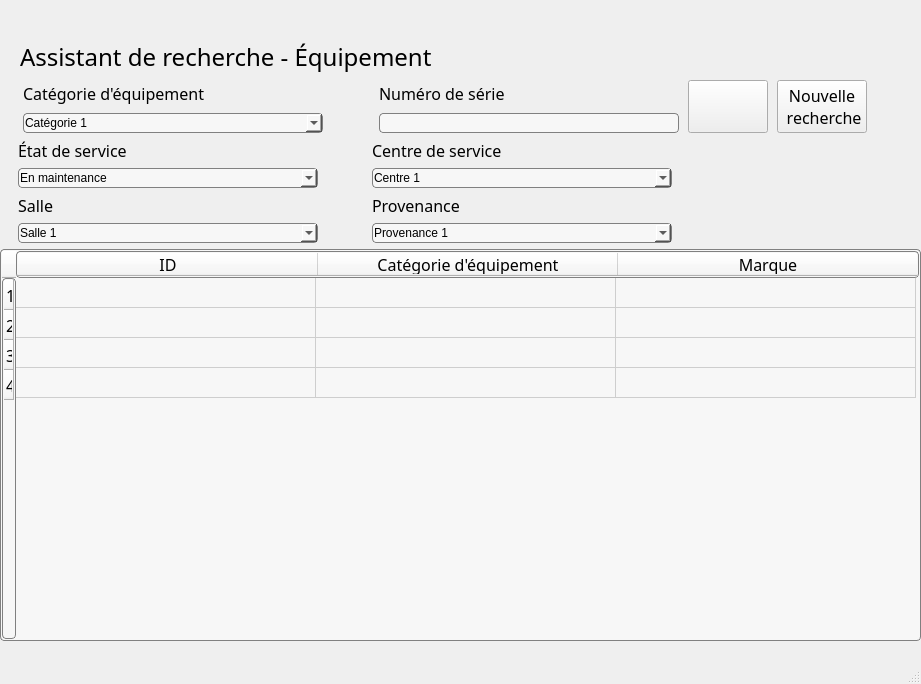
This is Interface/FenêtresEnUI/fenetreRechEquip.ui in ProjetPC2/SIMM2.0-DEV as Qt 5 draws it before an edit. The edited form follows.
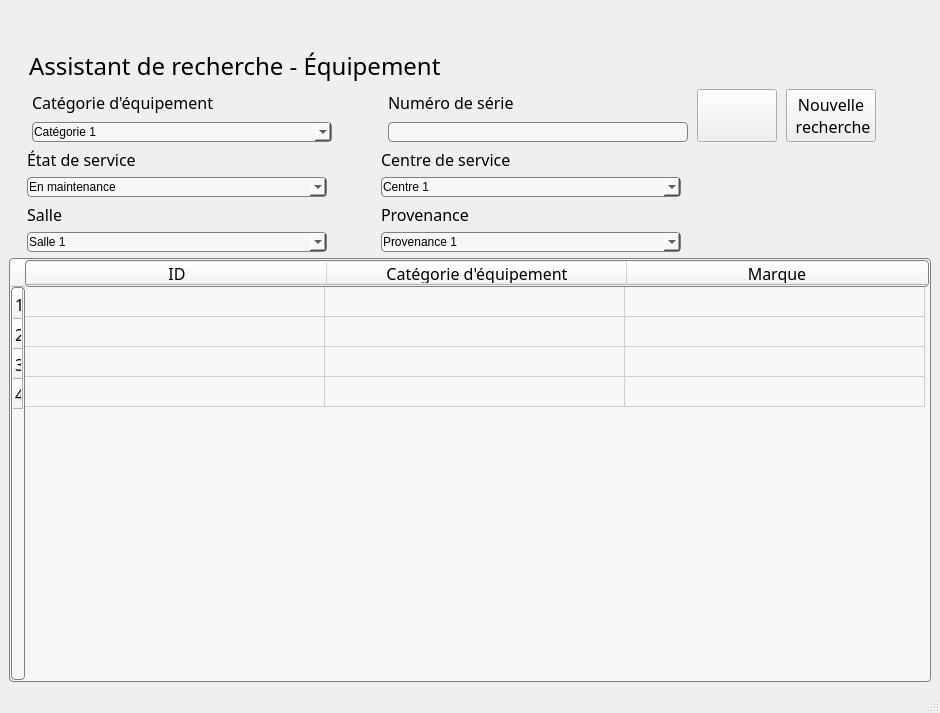
This is the edited form. Icons and pictures are not drawn.

Diff of the .ui file:
```diff
--- a/Interface/FenêtresEnUI/fenetreRechEquip.ui
+++ b/Interface/FenêtresEnUI/fenetreRechEquip.ui
@@ -6,23 +6,16 @@
    <rect>
     <x>0</x>
     <y>0</y>
-    <width>921</width>
-    <height>684</height>
+    <width>940</width>
+    <height>713</height>
    </rect>
   </property>
   <property name="windowTitle">
    <string>MainWindow</string>
   </property>
   <widget class="QWidget" name="centralwidget">
-   <widget class="QWidget" name="verticalLayoutWidget">
-    <property name="geometry">
-     <rect>
-      <x>0</x>
-      <y>0</y>
-      <width>921</width>
-      <height>641</height>
-     </rect>
-    </property>
+   <layout class="QVBoxLayout" name="verticalLayout_2">
+    <item>
     <layout class="QVBoxLayout" name="verticalLayout">
      <item>
       <layout class="QGridLayout" name="gridLayout_6">
@@ -632,17 +625,8 @@
       </layout>
      </item>
     </layout>
-   </widget>
-  </widget>
-  <widget class="QMenuBar" name="menubar">
-   <property name="geometry">
-    <rect>
-     <x>0</x>
-     <y>0</y>
-     <width>921</width>
-     <height>22</height>
-    </rect>
-   </property>
+    </item>
+   </layout>
   </widget>
   <widget class="QStatusBar" name="statusbar"/>
  </widget>
```
Lines whose indentation alone changed are shown as unchanged.
